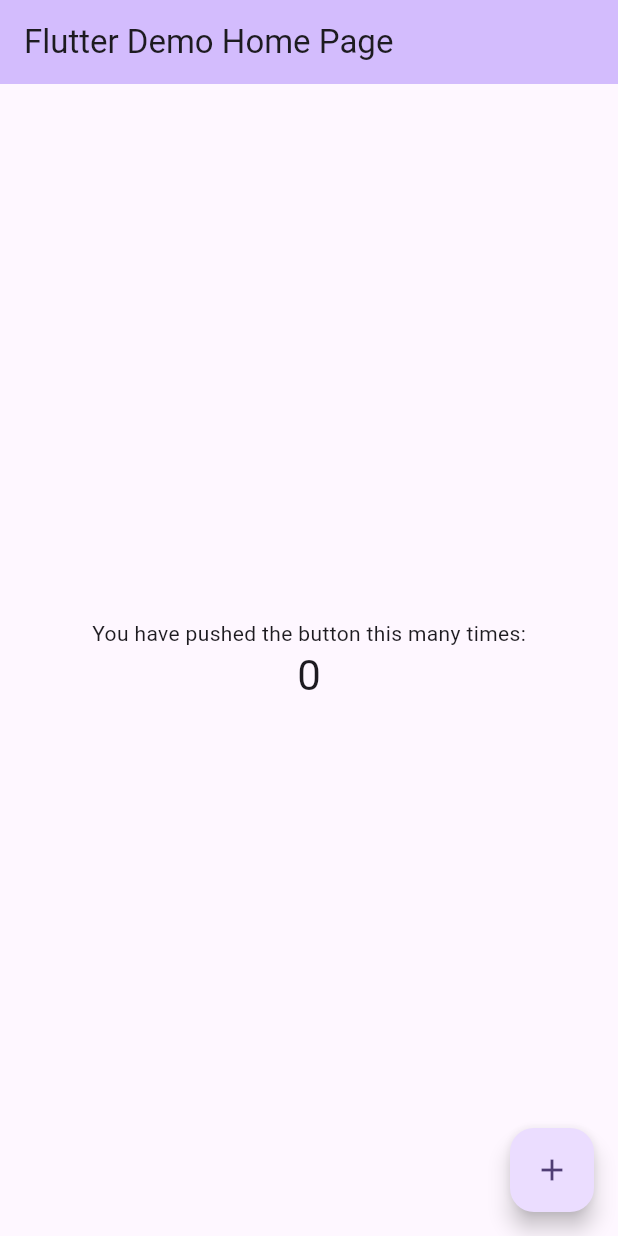
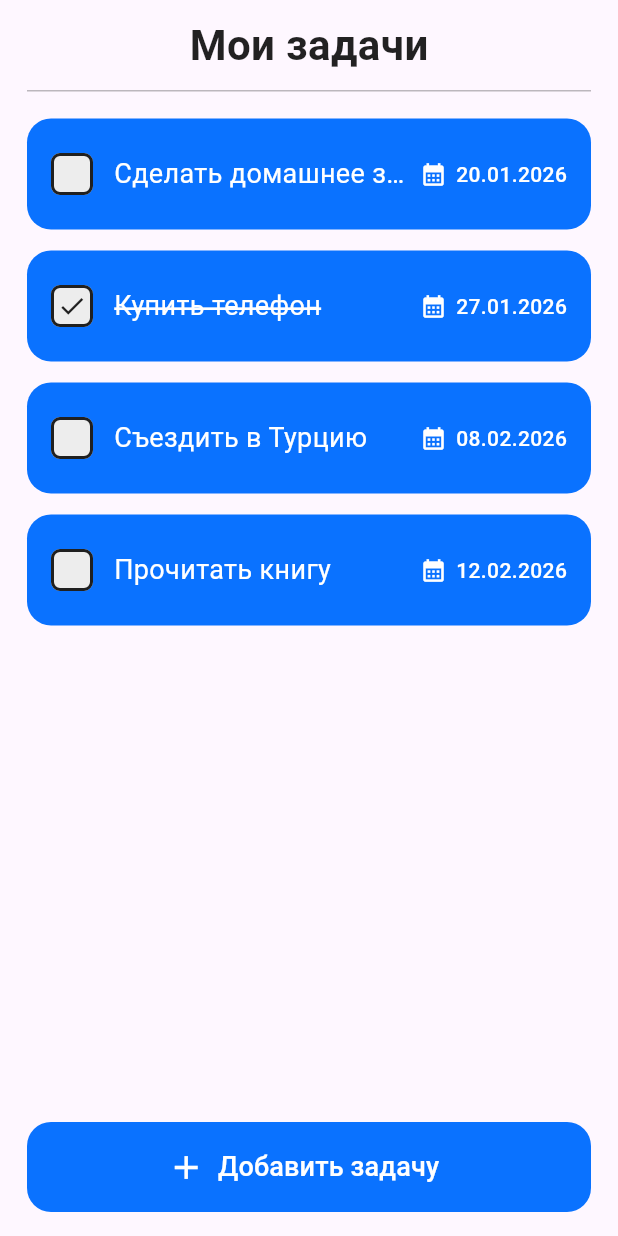
Before and after one commit to erkinbaev/TodoList02F, a Flutter app: the screen it shows after launch, on a phone screen of 412 x 824 dp. Run offline on Flutter 3.47's test engine with Material 3 defaults, Android fonts, the light colour scheme and no system bars.

Commit message:
add custome list tile and update add page ui

```diff
--- a/lib/home/home_page.dart
+++ b/lib/home/home_page.dart
@@ -1,5 +1,7 @@
 import 'package:flutter/material.dart';
 import 'package:todo_list_02/add/add_todo_page.dart';
+import 'package:todo_list_02/todo.dart';
+import 'todo_tile.dart';
 
 class MyHomePage extends StatefulWidget {
   const MyHomePage({super.key, required this.title});
@@ -12,6 +14,12 @@ class MyHomePage extends StatefulWidget {
 
 class _MyHomePageState extends State<MyHomePage> {
   int _counter = 0;
+  List<Todo> _todoList = [
+  Todo(id: 1, title: "Сделать домашнее задание", date: "20.01.2026", isDone: false),
+  Todo(id: 2, title: "Купить телефон", date: "27.01.2026", isDone: true),
+  Todo(id: 3, title: "Съездить в Турцию", date: "08.02.2026", isDone: false),
+  Todo(id: 4, title: "Прочитать книгу", date: "12.02.2026", isDone: false)
+  ];
 
   void _incrementCounter() {
     setState(() {
@@ -41,32 +49,74 @@ class _MyHomePageState extends State<MyHomePage> {
   Widget build(BuildContext context) {
     //рисует нам ui и срабатывает постоянно при изменении состояния State
     print("MyHomePage - build");
+
        return Scaffold(
-      appBar: AppBar(
-        backgroundColor: Theme.of(context).colorScheme.inversePrimary,
-        title: Text(widget.title),
+        body: SafeArea(
+          child: Padding(padding: const EdgeInsets.symmetric(horizontal: 18),
+          child: Column(
+            children: [
+              const SizedBox(height: 10),
+              const Text(
+                'Мои задачи',
+                style: TextStyle(
+                  fontSize: 28,
+                  fontWeight: FontWeight.w600,
+                  color: Colors.black87,
                 ),
-      body: Center(
-        child: Column(
-          mainAxisAlignment: .center,
-          children: [
-            const Text('You have pushed the button this many times:'),
-            Text(
-              '$_counter',
-              style: Theme.of(context).textTheme.headlineMedium,
               ),
+              const SizedBox(height: 10),
+              Container(height: 1, color: Colors.black26),
+              const SizedBox(height: 18),
+
+              Expanded(
+                child: ListView.separated(
+                  itemCount: _todoList.length,
+                  separatorBuilder: (_, __) => const SizedBox(height: 14),
+                  itemBuilder: (context, index) {
+                    final todoItem = _todoList[index];
+                    return TodoTile(
+                      title: todoItem.title,
+                      dateText: todoItem.date,
+                      isDone: todoItem.isDone,
+                      onChanged: (v) {
+                       // setState(() => todoItem.isFinished = v;
+                      }
+                      );
+                  },
+                )
+                ),
+                const SizedBox(height: 14),
+              SizedBox(
+                width: double.infinity,
+                height: 60,
+                child: ElevatedButton.icon(
+                  onPressed: () {
+                    _navigateToAddTodoPage(context);
+                  },
+                  icon: const Icon(Icons.add, size: 26),
+                  label: const Text(
+                    'Добавить задачу',
+                    style: TextStyle(fontSize: 18, fontWeight: FontWeight.w500),
+                  ),
+                  style: ElevatedButton.styleFrom(
+                    backgroundColor: const Color(0xFF0A72FF),
+                    foregroundColor: Colors.white,
+                    shape: RoundedRectangleBorder(
+                      borderRadius: BorderRadius.circular(16),
+                    ),
+                    elevation: 0,
+                  ),
+                ),
+              ),
+              const SizedBox(height: 16),
             ],
           ),
-      ),
-      floatingActionButton: FloatingActionButton(
-        onPressed: () => navigateToAddTodoPage(context),
-        tooltip: 'Increment',
-        child: const Icon(Icons.add),
+          )
           ),
        );
   }
 
-  void navigateToAddTodoPage(BuildContext context) async {
+  void _navigateToAddTodoPage(BuildContext context) async {
     final result = await Navigator.of(context).push(MaterialPageRoute(builder: (_) => const AddTodoPage()));
      if (result != null) {
       print("Текст со второго экрана: $result");
--- /dev/null
+++ b/lib/home/todo_tile.dart
@@ -0,0 +1,97 @@
+import 'package:flutter/material.dart';
+
+class TodoTile extends StatelessWidget {
+  final String title;
+  final String dateText;
+  final bool isDone;
+  final ValueChanged<bool> onChanged;
+
+  const TodoTile({
+    super.key,
+    required this.title,
+    required this.dateText,
+    required this.isDone,
+    required this.onChanged,
+  });
+
+  @override
+  Widget build(BuildContext context) {
+    return Container(
+      height: 74,
+      padding: const EdgeInsets.symmetric(horizontal: 16),
+      decoration: BoxDecoration(
+        color: const Color(0xFF0A72FF),
+        borderRadius: BorderRadius.circular(16),
+      ),
+      child: Row(
+        children: [
+          _SquareCheckbox(
+            value: isDone,
+            onChanged: onChanged,
+          ),
+          const SizedBox(width: 14),
+
+          Expanded(
+            child: Text(
+              title,
+              maxLines: 1,
+              overflow: TextOverflow.ellipsis,
+              style: TextStyle(
+                fontSize: 18,
+                color: Colors.white,
+                decoration: isDone ? TextDecoration.lineThrough : null,
+                decorationColor: Colors.white,
+                decorationThickness: 2,
+              ),
+            ),
+          ),
+
+          const SizedBox(width: 10),
+          Row(
+            mainAxisSize: MainAxisSize.min,
+            children: [
+              const Icon(Icons.calendar_month, color: Colors.white, size: 18),
+              const SizedBox(width: 6),
+              Text(
+                dateText,
+                style: const TextStyle(
+                  color: Colors.white,
+                  fontSize: 14,
+                  fontWeight: FontWeight.w500,
+                ),
+              ),
+            ],
+          ),
+        ],
+      ),
+    );
+  }
+}
+
+
+class _SquareCheckbox extends StatelessWidget {
+  final bool value;
+  final ValueChanged<bool> onChanged;
+
+  const _SquareCheckbox({required this.value, required this.onChanged});
+
+  @override
+  Widget build(BuildContext context) {
+    return InkWell(
+      borderRadius: BorderRadius.circular(6),
+      onTap: () => onChanged(!value),
+      child: Container(
+        width: 28,
+        height: 28,
+        decoration: BoxDecoration(
+          color: const Color(0xFFEDEDED),
+          borderRadius: BorderRadius.circular(6),
+          border: Border.all(color: Colors.black87, width: 2),
+        ),
+        child: value
+            ? const Icon(Icons.check, size: 20, color: Colors.black87)
+            : null,
+      ),
+    );
+  }
+}
--- a/lib/todo.dart
+++ b/lib/todo.dart
@@ -0,0 +1,19 @@
+
+class Todo {
+  final int id;
+  final String title;
+  final String date;
+  final bool isDone;
+ // ColorRgb color = ColorRgb(r: 245, b: 44, g: 100, alpha: 1);
+
+ const Todo({required this.id, required this.title, required this.date, required this.isDone});
+}
+
+class ColorRgb {
+  final int r;
+  final int g;
+  final int b;
+  final int alpha;
+
+  const ColorRgb({required this.r, required this.b, required this.g, required this.alpha});
+}
```
Also changed, not shown: lib/add/add_todo_page.dart (+69 -10 lines). Lines whose indentation alone changed are shown as unchanged.
